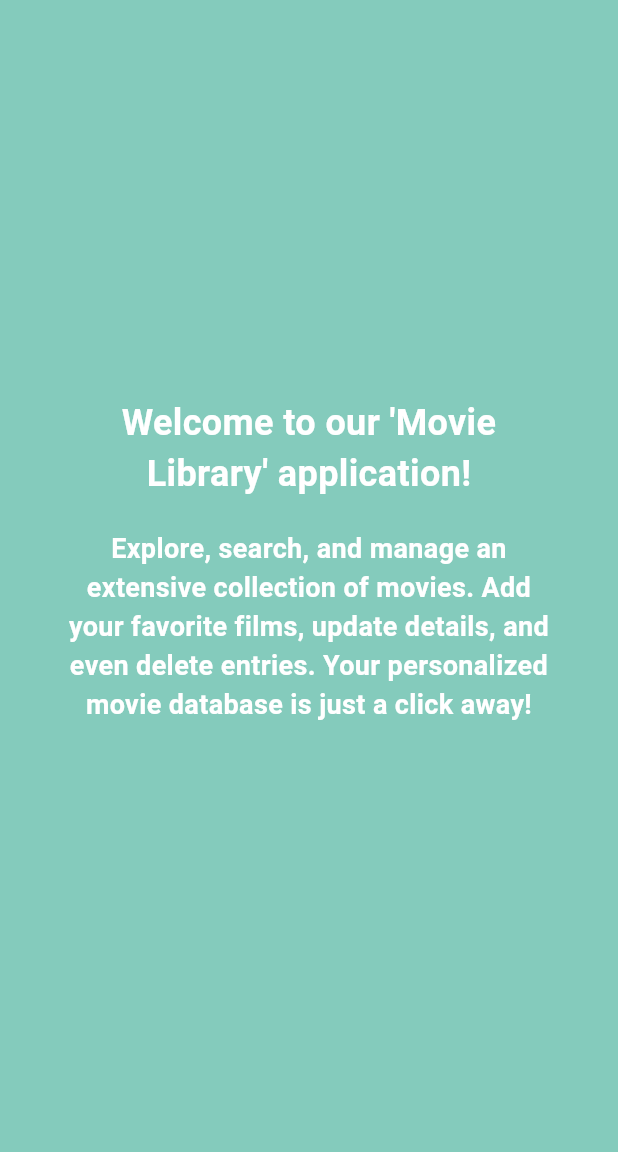
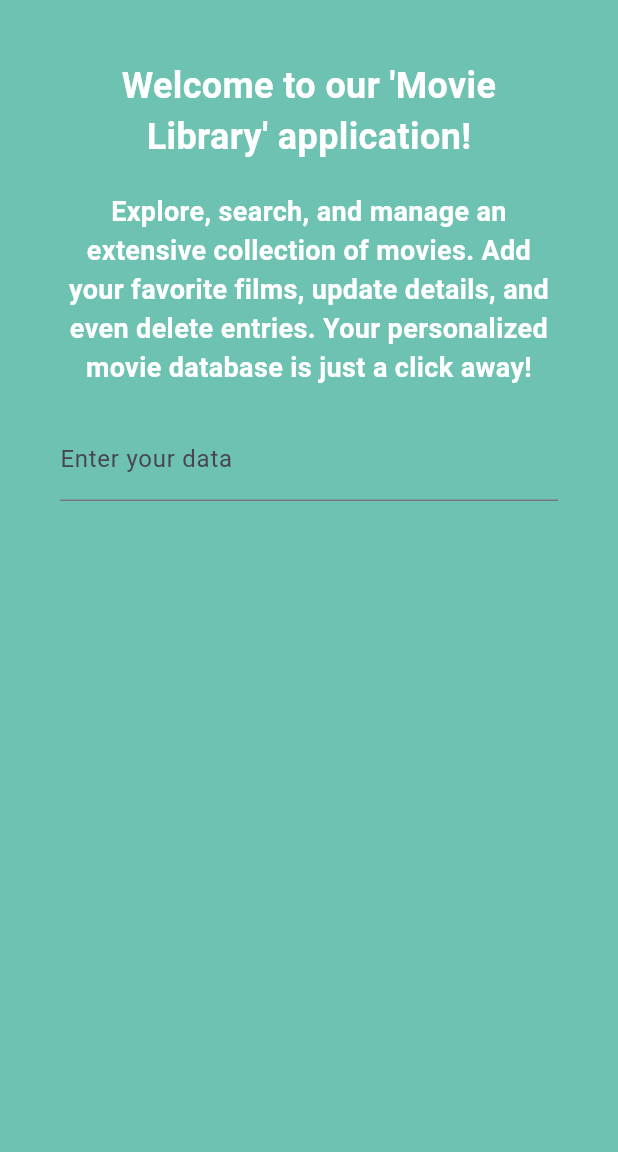
Before and after one commit to hasanBafuleh/Movies-Library-App, a Flutter app: the screen it shows after launch, on a phone screen of 412 x 824 dp, the part 84-1236 px from its top. Run offline on Flutter 3.47's test engine with Material 3 defaults, Android fonts, the phone set to English and light mode, and no system bars.

```diff
--- a/movies_library_app/lib/main.dart
+++ b/movies_library_app/lib/main.dart
@@ -20,15 +20,13 @@ class MyApp extends StatelessWidget {
             style: TextStyle(color: Colors.white),
           ),
         ),
-        backgroundColor: Color.fromRGBO(109, 193, 176, 0.843),
-        body: Align(
-          alignment: Alignment.topCenter,
-          child: Center(
+        backgroundColor: Color.fromRGBO(110, 194, 177, 1),
+        body: Center(
           child: Container(
             padding: EdgeInsets.all(40),
             margin: EdgeInsets.only(bottom: 20),
             child: Column(
-                mainAxisAlignment: MainAxisAlignment.center,
+              mainAxisAlignment: MainAxisAlignment.start,
               children: [
                 Text(
                   "Welcome to our 'Movie Library' application!",
@@ -49,8 +47,23 @@ class MyApp extends StatelessWidget {
                   ),
                   textAlign: TextAlign.center,
                 ),
+                SizedBox(height: 20),
+                // Add your form or any other widget here
+                Form(
+                  // Your form implementation goes here
+                  child: Column(
+                    children: [
+                      TextFormField(
+                        // Your form field
+                        decoration: InputDecoration(
+                          labelText: 'Enter your data',
+                        ),
+                      ),
+                      // Add more form fields or other widgets as needed
                     ],
                   ),
+                ),
+              ],
             ),
           ),
         ),
```
Lines whose indentation alone changed are shown as unchanged.
